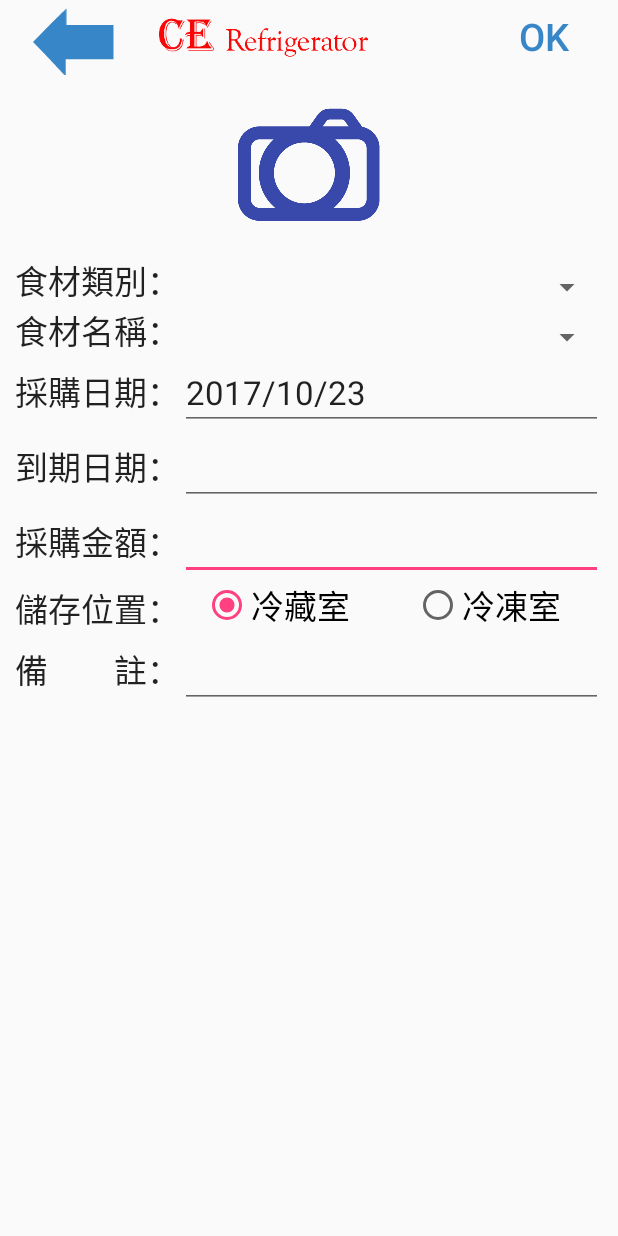
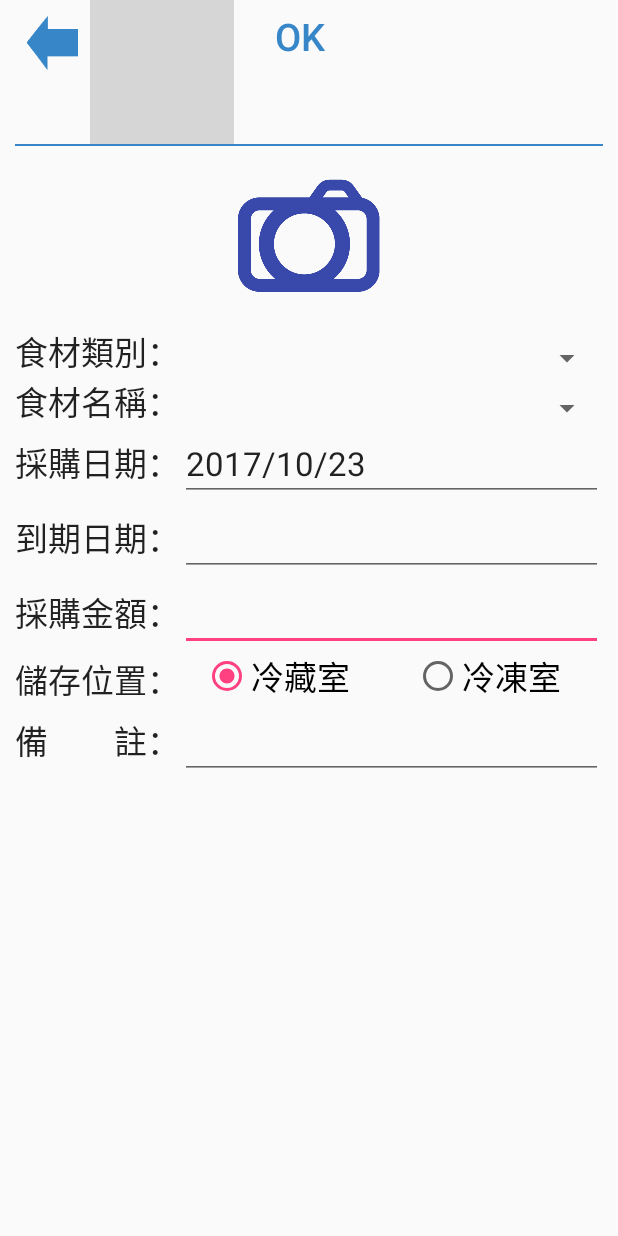
Before and after one commit to chrislai0621/Ce_Refrigerator, an Android app: the Item screen opened directly, with no data from a screen before it, on a phone screen of 412 x 824 dp. Run offline under Robolectric (Android 15) with nearby library versions, the phone set to English and light mode, and no system bars; grey boxes are pictures that could not be loaded.

Commit message:
修改header

```diff
--- a/app/src/main/java/com/example/student/ce_refrigerator/Item.java
+++ b/app/src/main/java/com/example/student/ce_refrigerator/Item.java
@@ -20,6 +20,7 @@ import android.widget.EditText;
 import android.widget.ImageView;
 import android.widget.RadioButton;
 import android.widget.Spinner;
+import android.widget.Toast;
 
 import com.example.student.ce_refrigerator.Dao.CategoryDao;
 import com.example.student.ce_refrigerator.Dao.FoodDao;
@@ -165,6 +166,10 @@ public class Item extends AppCompatActivity {
         _AdapterCategory = new ArrayAdapter<String>(this, android.R.layout.simple_spinner_item, arrayCategory);
         _AdapterFood = new ArrayAdapter<String>(this, android.R.layout.simple_spinner_item, arrayFood);
         listCategory = categoryDao.getAll();
+        if(listCategory.size() ==0)
+        {
+            Toast.makeText(this,"請維護食材類別",Toast.LENGTH_LONG);
+        }
         for (category o : listCategory) {
             arrayCategory.add(o.getName());
         }
@@ -178,6 +183,10 @@ public class Item extends AppCompatActivity {
                 categoryid = listCategory.get(i).getId();
                 listfood = foodDao.getAll(categoryid);
                 arrayFood.clear();
+                if(listfood.size() ==0)
+                {
+                    Toast.makeText(Item.this,"請維護食材名稱",Toast.LENGTH_LONG);
+                }
                 for (food o : listfood) {
                     arrayFood.add(o.getName());
                 }
--- a/app/src/main/res/layout/activity_main.xml
+++ b/app/src/main/res/layout/activity_main.xml
@@ -7,12 +7,11 @@
     android:orientation="vertical"
     tools:context="com.example.student.ce_refrigerator.MainActivity">
 
-
     <ImageView
         android:id="@+id/imageView"
         android:layout_width="wrap_content"
         android:layout_height="wrap_content"
-        app:srcCompat="@drawable/title_1"
+        app:srcCompat="@drawable/title_2"
         android:layout_gravity="center"
         />
 
--- a/app/src/main/res/layout/header.xml
+++ b/app/src/main/res/layout/header.xml
@@ -2,32 +2,44 @@
 <merge xmlns:android="http://schemas.android.com/apk/res/android"
     android:layout_width="match_parent"
     android:layout_height="match_parent">
+    <LinearLayout android:layout_width="match_parent"
+        android:layout_height="wrap_content"
+        android:orientation="vertical">
         <LinearLayout
             android:layout_width="match_parent"
             android:layout_height="wrap_content"
             android:orientation="horizontal">
 
             <Button
-            android:layout_width="0dp"
-            android:layout_height="wrap_content"
-            android:layout_weight="1"
+                android:layout_width="50dp"
+                android:layout_height="40dp"
                 android:background="@drawable/back"
                 android:onClick="BackPage"/>
 
             <ImageView
-            android:layout_width="0dp"
+                android:layout_width="wrap_content"
                 android:layout_height="wrap_content"
-            android:layout_weight="3"
-            android:src="@drawable/title_1" />
+                android:src="@drawable/title_2" />
 
             <Button android:id="@+id/btnAction"
-            android:layout_width="0dp"
+                android:layout_width="wrap_content"
                 android:layout_height="wrap_content"
-            android:layout_weight="1"
                 android:background="#00ffffff"
                 android:text="+"
                 android:textColor="#3786c8"
                 android:textSize="25sp" />
 
         </LinearLayout>
+        <LinearLayout
+            android:layout_width="match_parent"
+            android:layout_height="wrap_content"
+            android:orientation="vertical">
+            <View
+                android:layout_width="match_parent"
+                android:layout_height="1dp"
+                android:background="#3786c8"/>
+
+        </LinearLayout>
+    </LinearLayout>
+
 </merge>
```
Lines whose indentation alone changed are shown as unchanged.
